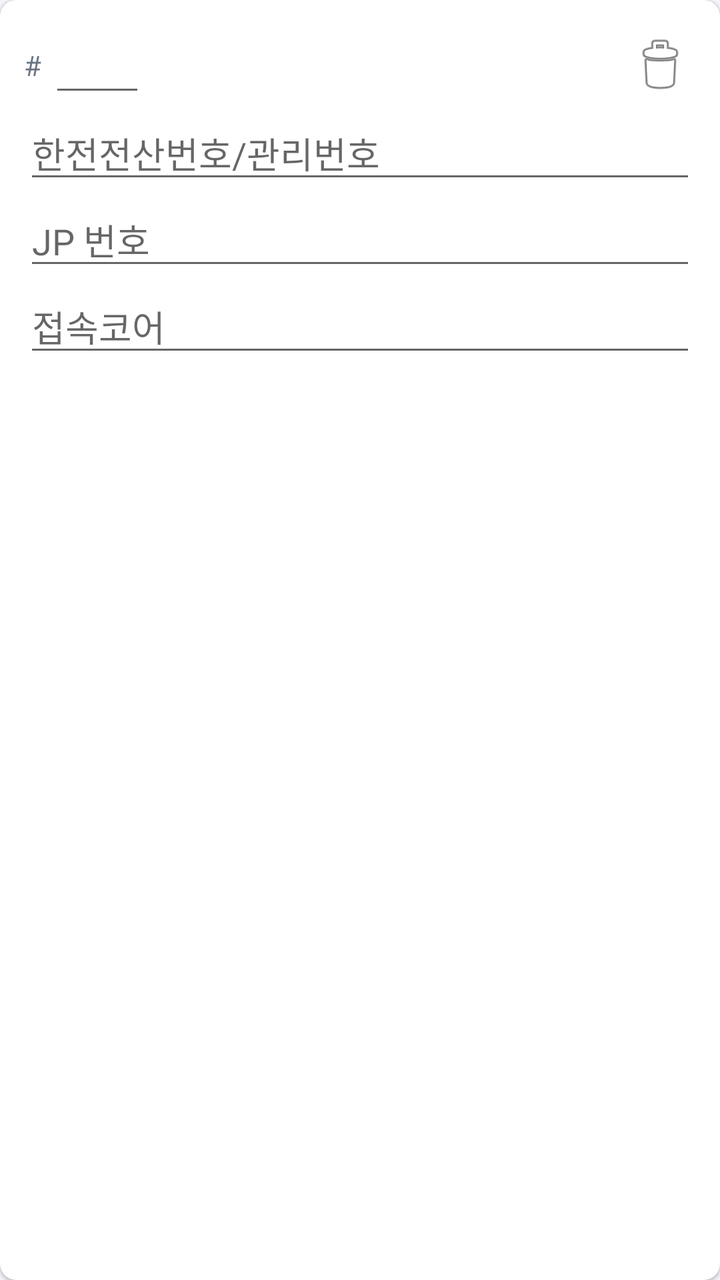
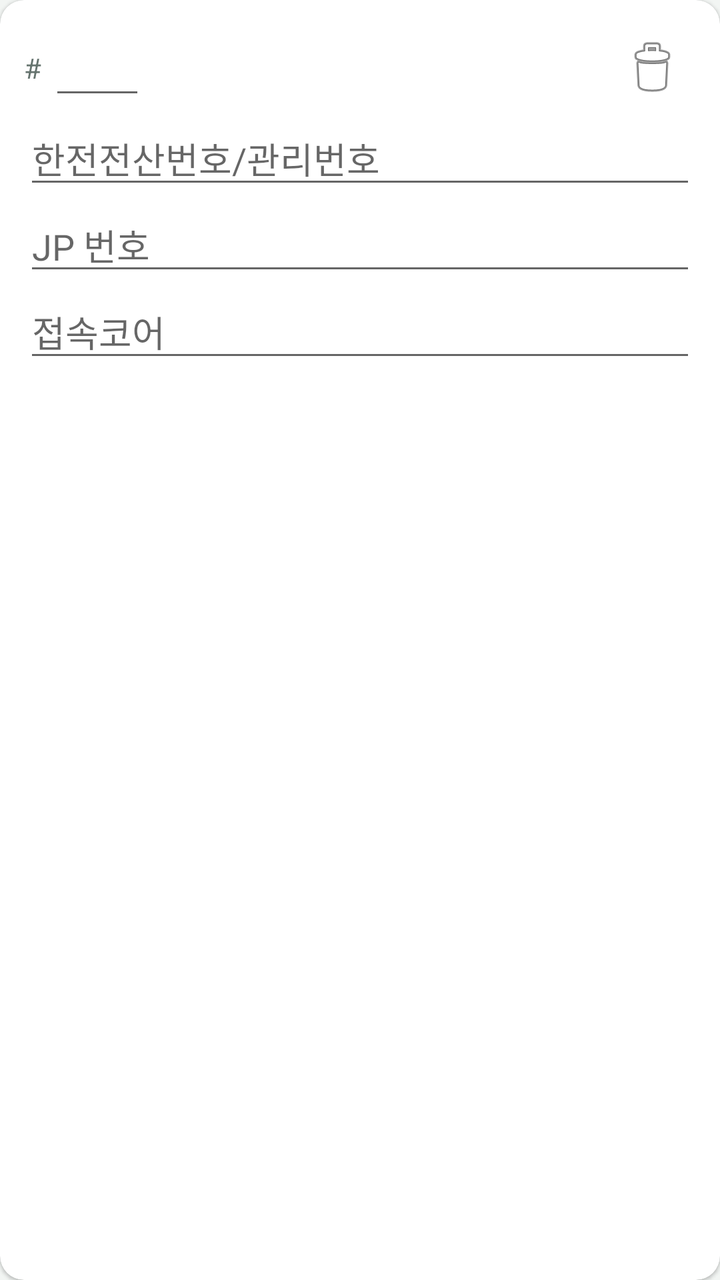

Compare the two renders of this Android layout. The source of the first and the diff that turns it into the second are given below.
<!-- AndroidManifest.xml: application theme Theme.Jijang -->
<!-- res/layout/item_enclosure_row.xml -->
<?xml version="1.0" encoding="utf-8"?>
<androidx.cardview.widget.CardView
    xmlns:android="http://schemas.android.com/apk/res/android"
    xmlns:app="http://schemas.android.com/apk/res-auto"
    android:layout_width="match_parent"
    android:layout_height="wrap_content"
    android:layout_marginBottom="8dp"
    app:cardCornerRadius="8dp"
    app:cardElevation="1dp">

    <LinearLayout
        android:layout_width="match_parent"
        android:layout_height="wrap_content"
        android:orientation="vertical"
        android:padding="12dp">

        <LinearLayout
            android:layout_width="match_parent"
            android:layout_height="wrap_content"
            android:orientation="horizontal"
            android:gravity="center_vertical">

            <TextView
                android:layout_width="wrap_content"
                android:layout_height="wrap_content"
                android:text="#"
                android:textColor="@color/text_secondary" />

            <EditText
                android:id="@+id/editSeq"
                android:layout_width="48dp"
                android:layout_height="wrap_content"
                android:layout_marginStart="4dp"
                android:inputType="number"
                android:minHeight="0dp" />

            <View
                android:layout_width="0dp"
                android:layout_height="1dp"
                android:layout_weight="1" />

            <ImageButton
                android:id="@+id/buttonDelete"
                android:layout_width="36dp"
                android:layout_height="36dp"
                android:background="?attr/selectableItemBackgroundBorderless"
                android:contentDescription="@string/delete_row"
                android:src="@android:drawable/ic_menu_delete" />
        </LinearLayout>

        <EditText
            android:id="@+id/editKepcoNo"
            android:layout_width="match_parent"
            android:layout_height="wrap_content"
            android:hint="@string/hint_kepco_no" />

        <EditText
            android:id="@+id/editJpNo"
            android:layout_width="match_parent"
            android:layout_height="wrap_content"
            android:hint="@string/hint_jp_no" />

        <EditText
            android:id="@+id/editConnectedCore"
            android:layout_width="match_parent"
            android:layout_height="wrap_content"
            android:hint="@string/hint_connected_core"
            android:inputType="number" />

    </LinearLayout>
</androidx.cardview.widget.CardView>
<!-- resources referenced by this layout -->
<resources>
  <color name="text_secondary">#6B7684</color>
  <string name="delete_row">행 삭제</string>
  <string name="hint_connected_core">접속코어</string>
  <string name="hint_jp_no">JP 번호</string>
  <string name="hint_kepco_no">한전전산번호/관리번호</string>
  <style name="Theme.Jijang" parent="Theme.MaterialComponents.DayNight.NoActionBar">
          <item name="colorPrimary">@color/primary</item>
          <item name="colorPrimaryDark">@color/primary_dark</item>
          <item name="colorOnPrimary">@color/on_primary</item>
          <item name="colorSecondary">@color/accent</item>
          <item name="colorOnSecondary">@color/on_accent</item>
          <item name="android:windowBackground">@color/background</item>
  
          
          <item name="shapeAppearanceSmallComponent">@style/ShapeAppearance.Jijang.SmallComponent</item>
  
          <item name="materialButtonStyle">@style/Widget.Jijang.Button</item>
          <item name="materialButtonOutlinedStyle">@style/Widget.Jijang.Button.Outlined</item>
          <item name="borderlessButtonStyle">@style/Widget.Jijang.Button.Text</item>
      </style>
  <color name="primary">#0F2A4A</color>
  <color name="primary_dark">#081A30</color>
  <color name="on_primary">#FFFFFF</color>
  <color name="accent">#E8871E</color>
  <color name="on_accent">#FFFFFF</color>
  <color name="background">#F2F4F7</color>
  <style name="ShapeAppearance.Jijang.SmallComponent" parent="ShapeAppearance.MaterialComponents.SmallComponent">
          <item name="cornerSize">14dp</item>
      </style>
  <style name="Widget.Jijang.Button" parent="Widget.MaterialComponents.Button">
          <item name="backgroundTint">@color/accent</item>
          <item name="android:textColor">@color/on_accent</item>
          <item name="android:textAllCaps">false</item>
          <item name="android:textSize">15sp</item>
          <item name="android:paddingTop">14dp</item>
          <item name="android:paddingBottom">14dp</item>
          <item name="android:letterSpacing">0</item>
      </style>
  <style name="Widget.Jijang.Button.Outlined" parent="Widget.MaterialComponents.Button.OutlinedButton">
          <item name="android:textColor">@color/primary</item>
          <item name="strokeColor">@color/primary</item>
          <item name="android:textAllCaps">false</item>
          <item name="android:textSize">15sp</item>
          <item name="android:paddingTop">14dp</item>
          <item name="android:paddingBottom">14dp</item>
          <item name="android:letterSpacing">0</item>
      </style>
  <style name="Widget.Jijang.Button.Text" parent="Widget.MaterialComponents.Button.TextButton">
          <item name="android:textColor">@color/accent_dark</item>
          <item name="android:textAllCaps">false</item>
          <item name="android:letterSpacing">0</item>
      </style>
  <color name="accent_dark">#C96F0F</color>
</resources>

<!-- the commit's change to res/layout/item_enclosure_row.xml (unified diff, before → after) -->
@@ -5,8 +5,8 @@
     android:layout_width="match_parent"
     android:layout_height="wrap_content"
     android:layout_marginBottom="8dp"
-    app:cardCornerRadius="8dp"
-    app:cardElevation="1dp">
+    app:cardCornerRadius="@dimen/card_radius"
+    app:cardElevation="@dimen/card_elevation">
 
     <LinearLayout
         android:layout_width="match_parent"
@@ -41,8 +41,8 @@
 
             <ImageButton
                 android:id="@+id/buttonDelete"
-                android:layout_width="36dp"
-                android:layout_height="36dp"
+                android:layout_width="@dimen/touch_target"
+                android:layout_height="@dimen/touch_target"
                 android:background="?attr/selectableItemBackgroundBorderless"
                 android:contentDescription="@string/delete_row"
                 android:src="@android:drawable/ic_menu_delete" />
<!-- resource entries referenced after the edit -->
@@ -1,6 +1,9 @@
 <!-- resources referenced by this layout -->
 <resources>
-  <color name="text_secondary">#6B7684</color>
+  <color name="text_secondary">#66746F</color>
+  <dimen name="card_elevation">1dp</dimen>
+  <dimen name="card_radius">12dp</dimen>
+  <dimen name="touch_target">44dp</dimen>
   <string name="delete_row">행 삭제</string>
   <string name="hint_connected_core">접속코어</string>
   <string name="hint_jp_no">JP 번호</string>
@@ -11,6 +14,7 @@
           <item name="colorOnPrimary">@color/on_primary</item>
           <item name="colorSecondary">@color/accent</item>
           <item name="colorOnSecondary">@color/on_accent</item>
+          <item name="android:colorAccent">@color/accent</item>
           <item name="android:windowBackground">@color/background</item>
   
           
@@ -20,14 +24,14 @@
           <item name="materialButtonOutlinedStyle">@style/Widget.Jijang.Button.Outlined</item>
           <item name="borderlessButtonStyle">@style/Widget.Jijang.Button.Text</item>
       </style>
-  <color name="primary">#0F2A4A</color>
-  <color name="primary_dark">#081A30</color>
+  <color name="primary">#1F403A</color>
+  <color name="primary_dark">#102C27</color>
   <color name="on_primary">#FFFFFF</color>
-  <color name="accent">#E8871E</color>
+  <color name="accent">#D86532</color>
   <color name="on_accent">#FFFFFF</color>
-  <color name="background">#F2F4F7</color>
+  <color name="background">#F2F5F3</color>
   <style name="ShapeAppearance.Jijang.SmallComponent" parent="ShapeAppearance.MaterialComponents.SmallComponent">
-          <item name="cornerSize">14dp</item>
+          <item name="cornerSize">10dp</item>
       </style>
   <style name="Widget.Jijang.Button" parent="Widget.MaterialComponents.Button">
           <item name="backgroundTint">@color/accent</item>
@@ -52,6 +56,6 @@
           <item name="android:textAllCaps">false</item>
           <item name="android:letterSpacing">0</item>
       </style>
-  <color name="accent_dark">#C96F0F</color>
+  <color name="accent_dark">#B94925</color>
 </resources>
 
